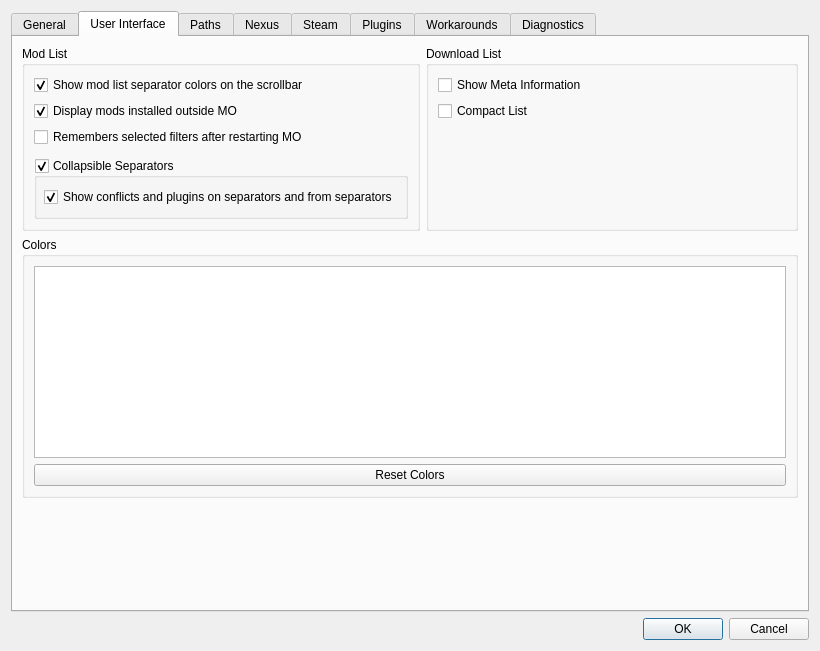
Holt59/mo2-merge, file modorganizer/src/settingsdialog.ui: the form before one commit.
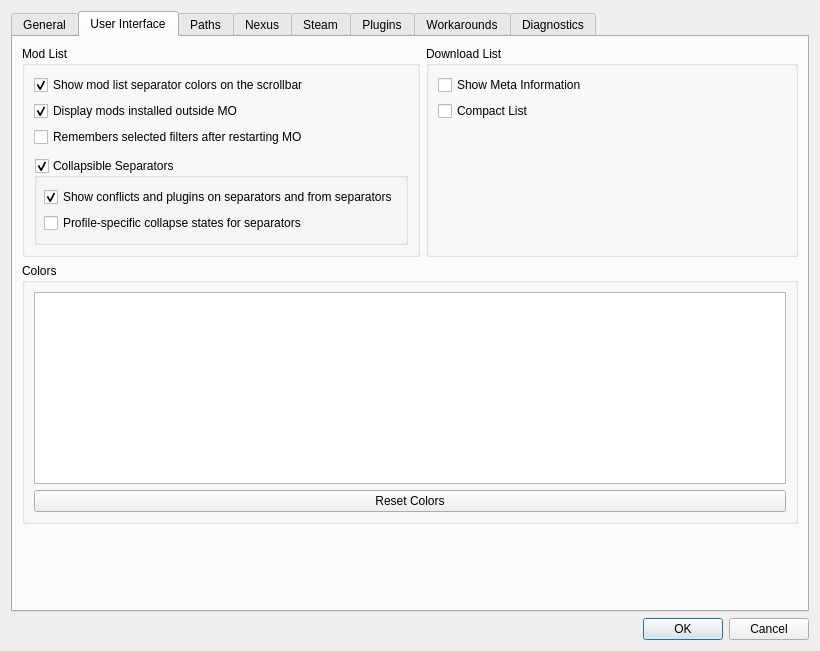
The form after the commit. The open tabs and pages were chosen to show the change. Icons and pictures are not drawn. Custom widgets are drawn as their Qt base class.

Commit message: [modorganizer] Add option to have different separator collapsed/expanded states between profiles.

The edit to the form file:
```diff
--- a/modorganizer/src/settingsdialog.ui
+++ b/modorganizer/src/settingsdialog.ui
@@ -331,6 +331,19 @@
                  </property>
                 </widget>
                </item>
+               <item>
+                <widget class="QCheckBox" name="collapsibleSeparatorsPerProfileBox">
+                 <property name="toolTip">
+                  <string>Do not share the collapse/expanded state of separators between profiles.</string>
+                 </property>
+                 <property name="whatsThis">
+                  <string>Do not share the collapse/expanded state of separators between profiles.</string>
+                 </property>
+                 <property name="text">
+                  <string>Profile-specific collapse states for separators</string>
+                 </property>
+                </widget>
+               </item>
               </layout>
              </widget>
             </item>
```
The commit also changes 8 other files.
